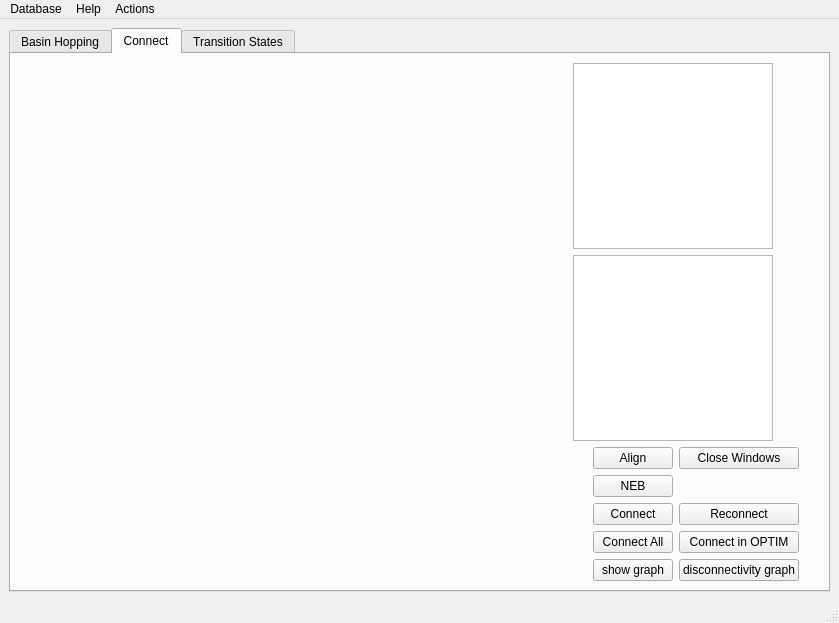
Above: pele/gui/MainWindow.ui from pele-python/pele before the change. Below: the same form after it.
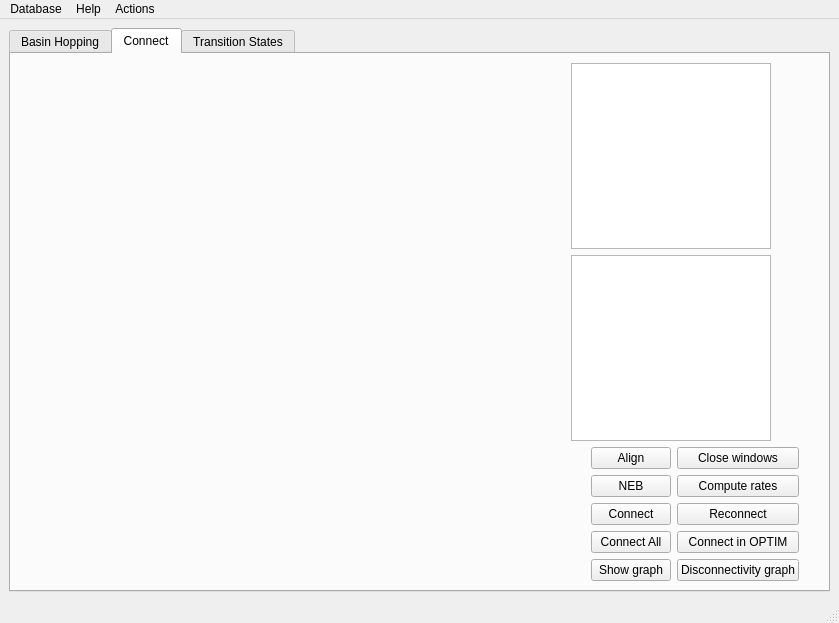
That is the form after the change. The open tabs and pages were chosen to show the change. Custom widgets are drawn as their Qt base class.

Commit message: add rate calculation to gui

```diff
--- a/pele/gui/MainWindow.ui
+++ b/pele/gui/MainWindow.ui
@@ -300,7 +300,7 @@
                  <string>&lt;html&gt;&lt;head/&gt;&lt;body&gt;&lt;p&gt;Show the graph of minima and transition states&lt;/p&gt;&lt;/body&gt;&lt;/html&gt;</string>
                 </property>
                 <property name="text">
-                 <string>show graph</string>
+                 <string>Show graph</string>
                 </property>
                </widget>
               </item>
@@ -310,7 +310,7 @@
                  <string>&lt;html&gt;&lt;head/&gt;&lt;body&gt;&lt;p&gt;Show the disconnectivity graph&lt;/p&gt;&lt;/body&gt;&lt;/html&gt;</string>
                 </property>
                 <property name="text">
-                 <string>disconnectivity graph</string>
+                 <string>Disconnectivity graph</string>
                 </property>
                </widget>
               </item>
@@ -334,7 +334,14 @@
               <item row="1" column="1">
                <widget class="QPushButton" name="btn_close_all">
                 <property name="text">
-                 <string>Close Windows</string>
+                 <string>Close windows</string>
+                </property>
+               </widget>
+              </item>
+              <item row="2" column="1">
+               <widget class="QPushButton" name="btn_rates">
+                <property name="text">
+                 <string>Compute rates</string>
                 </property>
                </widget>
               </item>
```
The commit also changes 4 other files.
